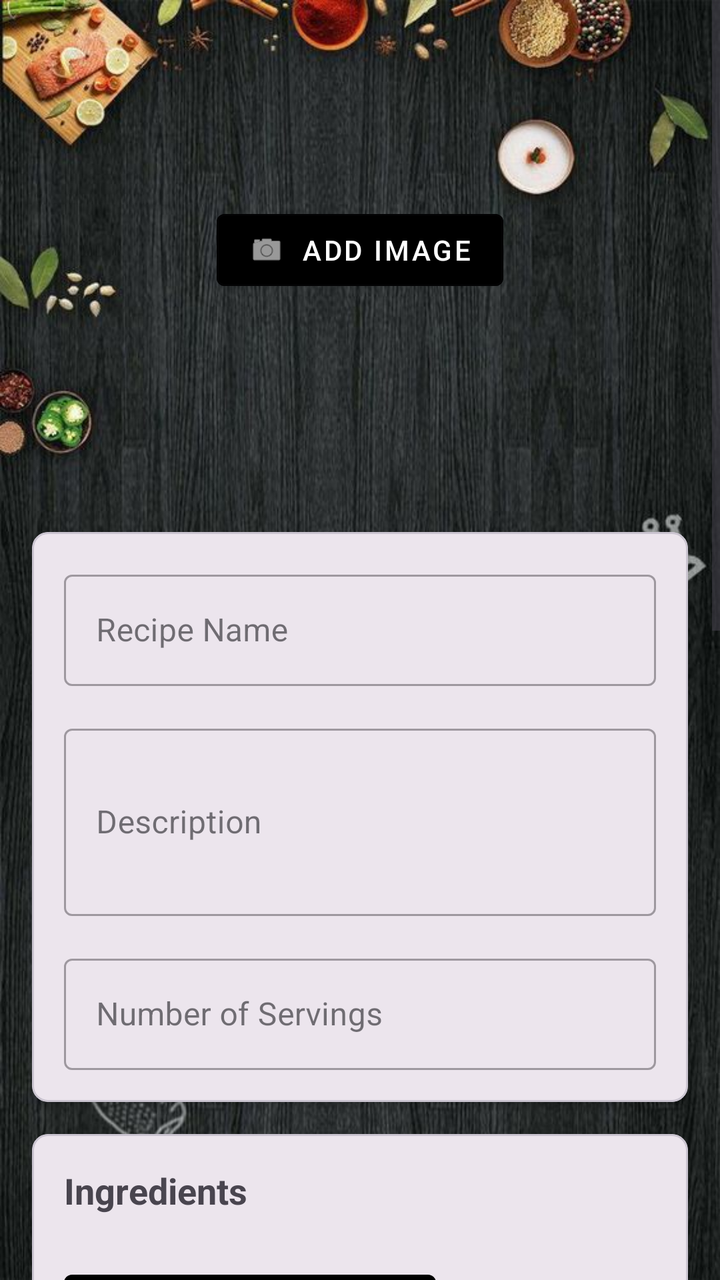
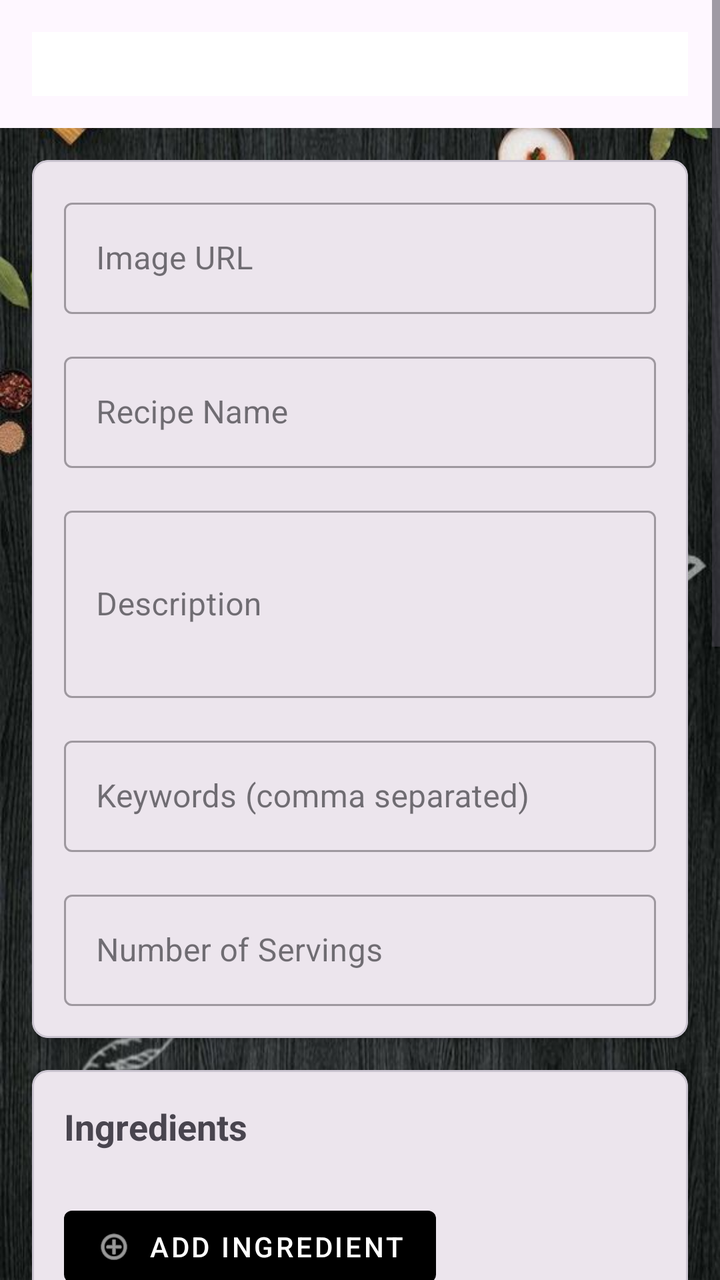

An Android layout rendered at two revisions. The XML below is the earlier revision; the diff shows what the commit changed to produce the second picture.
<!-- AndroidManifest.xml: application theme Theme.RecipesApp -->
<!-- res/layout/fragment_new_recipe.xml -->
<?xml version="1.0" encoding="utf-8"?>
<ScrollView xmlns:android="http://schemas.android.com/apk/res/android"
    xmlns:app="http://schemas.android.com/apk/res-auto"
    android:layout_width="match_parent"
    android:layout_height="match_parent"
    android:background="@drawable/background2">

    <LinearLayout
        android:layout_width="match_parent"
        android:layout_height="wrap_content"
        android:orientation="vertical">

        <FrameLayout
            android:layout_width="match_parent"
            android:layout_height="250dp">

            <ImageView
                android:id="@+id/recipeImageView"
                android:layout_width="match_parent"
                android:layout_height="match_parent"
                android:scaleType="centerCrop" />

            <ProgressBar
                android:id="@+id/imageLoadingProgress"
                android:layout_width="wrap_content"
                android:layout_height="wrap_content"
                android:layout_gravity="center"
                android:visibility="gone" />

            <com.google.android.material.button.MaterialButton
                android:id="@+id/selectImageButton"
                android:layout_width="wrap_content"
                android:layout_height="wrap_content"
                android:layout_gravity="center"
                android:backgroundTint="@android:color/black"
                android:text="Add Image"
                android:textColor="@color/white"
                app:icon="@android:drawable/ic_menu_camera"
                app:iconTint="@color/white"
                app:iconPadding="8dp"
                app:iconGravity="start"
                style="@style/Widget.MaterialComponents.Button.OutlinedButton" />
        </FrameLayout>

        
        <LinearLayout
            android:layout_width="match_parent"
            android:layout_height="wrap_content"
            android:orientation="vertical"
            android:padding="16dp">

            
            <com.google.android.material.card.MaterialCardView
                android:layout_width="match_parent"
                android:layout_height="wrap_content"
                android:layout_marginBottom="16dp"
                app:cardElevation="2dp"
                app:cardCornerRadius="8dp">

                <LinearLayout
                    android:layout_width="match_parent"
                    android:layout_height="wrap_content"
                    android:orientation="vertical"
                    android:padding="16dp">

                    <com.google.android.material.textfield.TextInputLayout
                        android:layout_width="match_parent"
                        android:layout_height="wrap_content"
                        android:layout_marginBottom="16dp"
                        style="@style/Widget.MaterialComponents.TextInputLayout.OutlinedBox"
                        >

                        <com.google.android.material.textfield.TextInputEditText
                            android:id="@+id/recipeNameInput"
                            android:layout_width="match_parent"
                            android:layout_height="wrap_content"
                            android:hint="Recipe Name" />
                    </com.google.android.material.textfield.TextInputLayout>

                    <com.google.android.material.textfield.TextInputLayout
                        android:layout_width="match_parent"
                        android:layout_height="wrap_content"
                        android:layout_marginBottom="16dp"
                        style="@style/Widget.MaterialComponents.TextInputLayout.OutlinedBox"
                        >

                        <com.google.android.material.textfield.TextInputEditText
                            android:id="@+id/recipeDescriptionInput"
                            android:layout_width="match_parent"
                            android:layout_height="wrap_content"
                            android:hint="Description"
                            android:inputType="textMultiLine"
                            android:minLines="3" />
                    </com.google.android.material.textfield.TextInputLayout>

                    <com.google.android.material.textfield.TextInputLayout
                        android:layout_width="match_parent"
                        android:layout_height="wrap_content"
                        style="@style/Widget.MaterialComponents.TextInputLayout.OutlinedBox"
                        >

                        <com.google.android.material.textfield.TextInputEditText
                            android:id="@+id/servingsInput"
                            android:layout_width="match_parent"
                            android:layout_height="wrap_content"
                            android:hint="Number of Servings"
                            android:inputType="number" />
                    </com.google.android.material.textfield.TextInputLayout>
                </LinearLayout>
            </com.google.android.material.card.MaterialCardView>

            
            <com.google.android.material.card.MaterialCardView
                android:layout_width="match_parent"
                android:layout_height="wrap_content"
                android:layout_marginBottom="16dp"
                app:cardElevation="2dp"
                app:cardCornerRadius="8dp">

                <LinearLayout
                    android:layout_width="match_parent"
                    android:layout_height="wrap_content"
                    android:orientation="vertical"
                    android:padding="16dp">

                    <TextView
                        android:layout_width="wrap_content"
                        android:layout_height="wrap_content"
                        android:text="Ingredients"
                        android:textStyle="bold"
                        android:textSize="18sp"
                        android:layout_marginBottom="16dp" />

                    <LinearLayout
                        android:id="@+id/ingredientsContainer"
                        android:layout_width="match_parent"
                        android:layout_height="wrap_content"
                        android:orientation="vertical" />

                    <com.google.android.material.button.MaterialButton
                        android:id="@+id/addIngredientButton"
                        android:layout_width="wrap_content"
                        android:layout_height="wrap_content"
                        android:text="Add Ingredient"
                        android:textColor="@color/white"
                        app:icon="@android:drawable/ic_menu_add"
                        app:iconTint="@color/white"
                        android:layout_marginTop="8dp"
                        style="@style/Widget.MaterialComponents.Button"/>
                </LinearLayout>
            </com.google.android.material.card.MaterialCardView>

            
            <com.google.android.material.card.MaterialCardView
                android:layout_width="match_parent"
                android:layout_height="wrap_content"
                android:layout_marginBottom="16dp"
                app:cardElevation="2dp"
                app:cardCornerRadius="8dp">

                <LinearLayout
                    android:layout_width="match_parent"
                    android:layout_height="wrap_content"
                    android:orientation="vertical"
                    android:padding="16dp">

                    <TextView
                        android:layout_width="wrap_content"
                        android:layout_height="wrap_content"
                        android:text="Instructions"
                        android:textStyle="bold"
                        android:textSize="18sp"
                        android:layout_marginBottom="16dp" />

                    <LinearLayout
                        android:id="@+id/instructionsContainer"
                        android:layout_width="match_parent"
                        android:layout_height="wrap_content"
                        android:orientation="vertical" />

                    <com.google.android.material.button.MaterialButton
                        android:id="@+id/addInstructionButton"
                        android:layout_width="wrap_content"
                        android:layout_height="wrap_content"
                        android:text="Add Instruction"
                        android:textColor="@color/white"
                        app:icon="@android:drawable/ic_menu_add"
                        app:iconTint="@color/white"
                        android:layout_marginTop="8dp"
                        style="@style/Widget.MaterialComponents.Button"/>
                </LinearLayout>
            </com.google.android.material.card.MaterialCardView>

            
            <com.google.android.material.card.MaterialCardView
                android:layout_width="match_parent"
                android:layout_height="wrap_content"
                android:layout_marginBottom="16dp"
                app:cardElevation="2dp"
                app:cardCornerRadius="8dp">

                <LinearLayout
                    android:layout_width="match_parent"
                    android:layout_height="wrap_content"
                    android:orientation="vertical"
                    android:padding="16dp">

                    <TextView
                        android:layout_width="wrap_content"
                        android:layout_height="wrap_content"
                        android:text="Nutrition Information"
                        android:textStyle="bold"
                        android:textSize="18sp"
                        android:layout_marginBottom="16dp" />

                    <com.google.android.material.textfield.TextInputLayout
                        android:layout_width="match_parent"
                        android:layout_height="wrap_content"
                        android:layout_marginBottom="8dp"
                        style="@style/Widget.MaterialComponents.TextInputLayout.OutlinedBox"
                        >

                        <com.google.android.material.textfield.TextInputEditText
                            android:id="@+id/caloriesInput"
                            android:layout_width="match_parent"
                            android:layout_height="wrap_content"
                            android:hint="Calories"
                            android:inputType="number" />
                    </com.google.android.material.textfield.TextInputLayout>

                    
                    <com.google.android.material.textfield.TextInputLayout
                        android:layout_width="match_parent"
                        android:layout_height="wrap_content"
                        android:layout_marginBottom="8dp"
                        style="@style/Widget.MaterialComponents.TextInputLayout.OutlinedBox"
                        >

                        <com.google.android.material.textfield.TextInputEditText
                            android:id="@+id/proteinInput"
                            android:layout_width="match_parent"
                            android:layout_height="wrap_content"
                            android:hint="Protein (g)"
                            android:inputType="number" />
                    </com.google.android.material.textfield.TextInputLayout>

                    
                    <com.google.android.material.textfield.TextInputLayout
                        android:layout_width="match_parent"
                        android:layout_height="wrap_content"
                        android:layout_marginBottom="8dp"
                        style="@style/Widget.MaterialComponents.TextInputLayout.OutlinedBox"
                        >

                        <com.google.android.material.textfield.TextInputEditText
                            android:id="@+id/fatInput"
                            android:layout_width="match_parent"
                            android:layout_height="wrap_content"
                            android:hint="Fat (g)"
                            android:inputType="number" />
                    </com.google.android.material.textfield.TextInputLayout>

                    
                    <com.google.android.material.textfield.TextInputLayout
                        android:layout_width="match_parent"
                        android:layout_height="wrap_content"
                        android:layout_marginBottom="16dp"
                        style="@style/Widget.MaterialComponents.TextInputLayout.OutlinedBox"
                        >

                        <com.google.android.material.textfield.TextInputEditText
                            android:id="@+id/carbsInput"
                            android:layout_width="match_parent"
                            android:layout_height="wrap_content"
                            android:hint="Carbohydrates (g)"
                            android:inputType="number" />
                    </com.google.android.material.textfield.TextInputLayout>
                </LinearLayout>
            </com.google.android.material.card.MaterialCardView>

            <com.google.android.material.button.MaterialButton
                android:id="@+id/saveRecipeButton"
                android:layout_width="match_parent"
                android:layout_height="wrap_content"
                android:text="Save Recipe"
                android:textColor="@color/white"
                android:padding="12dp"
                app:cornerRadius="8dp"
                style="@style/Widget.MaterialComponents.Button"/>
        </LinearLayout>
    </LinearLayout>
</ScrollView>
<!-- resources referenced by this layout -->
<resources>
  <color name="white">#FFFFFFFF</color>
  <!-- drawable background2: png bitmap (drawable, 96645 bytes) -->
  <style name="Theme.RecipesApp" parent="Base.Theme.RecipesApp" />
  <style name="Base.Theme.RecipesApp" parent="Theme.Material3.DayNight.NoActionBar">
          
          <item name="colorPrimary">@color/black</item>
      </style>
  <color name="black">#FF000000</color>
</resources>

<!-- the commit's change to res/layout/fragment_new_recipe.xml (unified diff, before → after) -->
@@ -10,37 +10,44 @@
         android:layout_height="wrap_content"
         android:orientation="vertical">
 
-        <FrameLayout
+        
+        <com.google.android.material.appbar.AppBarLayout
+            android:id="@+id/appBarLayout"
             android:layout_width="match_parent"
-            android:layout_height="250dp">
-
-            <ImageView
-                android:id="@+id/recipeImageView"
-                android:layout_width="match_parent"
-                android:layout_height="match_parent"
-                android:scaleType="centerCrop" />
-
-            <ProgressBar
-                android:id="@+id/imageLoadingProgress"
-                android:layout_width="wrap_content"
-                android:layout_height="wrap_content"
-                android:layout_gravity="center"
-                android:visibility="gone" />
-
-            <com.google.android.material.button.MaterialButton
-                android:id="@+id/selectImageButton"
-                android:layout_width="wrap_content"
-                android:layout_height="wrap_content"
-                android:layout_gravity="center"
-                android:backgroundTint="@android:color/black"
-                android:text="Add Image"
-                android:textColor="@color/white"
-                app:icon="@android:drawable/ic_menu_camera"
-                app:iconTint="@color/white"
-                app:iconPadding="8dp"
-                app:iconGravity="start"
-                style="@style/Widget.MaterialComponents.Button.OutlinedButton" />
-        </FrameLayout>
+            android:layout_height="wrap_content"
+            >
+
+            <androidx.constraintlayout.widget.ConstraintLayout
+                android:layout_width="match_parent"
+                android:layout_height="?attr/actionBarSize"
+                android:padding="16dp">
+
+                <ImageButton
+                    android:id="@+id/backButton"
+                    android:layout_width="wrap_content"
+                    android:layout_height="wrap_content"
+                    android:src="@drawable/ic_arrow_back"
+                    android:background="?attr/selectableItemBackgroundBorderless"
+                    app:layout_constraintStart_toStartOf="parent"
+                    app:layout_constraintTop_toTopOf="parent"
+                    app:layout_constraintBottom_toBottomOf="parent"
+                    android:contentDescription="Back"
+                    app:tint="@color/white" />
+
+                <TextView
+                    android:layout_width="wrap_content"
+                    android:layout_height="wrap_content"
+                    android:text="New Recipe"
+                    android:textColor="@color/white"
+                    android:textSize="20sp"
+                    android:textStyle="bold"
+                    app:layout_constraintStart_toEndOf="@id/backButton"
+                    app:layout_constraintTop_toTopOf="parent"
+                    app:layout_constraintBottom_toBottomOf="parent"
+                    android:layout_marginStart="16dp"/>
+
+            </androidx.constraintlayout.widget.ConstraintLayout>
+        </com.google.android.material.appbar.AppBarLayout>
 
         
         <LinearLayout
@@ -71,6 +78,21 @@
                         >
 
                         <com.google.android.material.textfield.TextInputEditText
+                            android:id="@+id/imageUrlInput"
+                            android:layout_width="match_parent"
+                            android:layout_height="wrap_content"
+                            android:hint="Image URL"
+                            android:inputType="textUri" />
+                    </com.google.android.material.textfield.TextInputLayout>
+
+                    <com.google.android.material.textfield.TextInputLayout
+                        android:layout_width="match_parent"
+                        android:layout_height="wrap_content"
+                        android:layout_marginBottom="16dp"
+                        style="@style/Widget.MaterialComponents.TextInputLayout.OutlinedBox"
+                        >
+
+                        <com.google.android.material.textfield.TextInputEditText
                             android:id="@+id/recipeNameInput"
                             android:layout_width="match_parent"
                             android:layout_height="wrap_content"
@@ -91,6 +113,20 @@
                             android:hint="Description"
                             android:inputType="textMultiLine"
                             android:minLines="3" />
+                    </com.google.android.material.textfield.TextInputLayout>
+
+                    <com.google.android.material.textfield.TextInputLayout
+                        android:layout_width="match_parent"
+                        android:layout_height="wrap_content"
+                        android:layout_marginBottom="16dp"
+                        style="@style/Widget.MaterialComponents.TextInputLayout.OutlinedBox"
+                        >
+
+                        <com.google.android.material.textfield.TextInputEditText
+                            android:id="@+id/keywordsInput"
+                            android:layout_width="match_parent"
+                            android:layout_height="wrap_content"
+                            android:hint="Keywords (comma separated)" />
                     </com.google.android.material.textfield.TextInputLayout>
 
                     <com.google.android.material.textfield.TextInputLayout
@@ -278,15 +314,31 @@
                 </LinearLayout>
             </com.google.android.material.card.MaterialCardView>
 
-            <com.google.android.material.button.MaterialButton
-                android:id="@+id/saveRecipeButton"
-                android:layout_width="match_parent"
-                android:layout_height="wrap_content"
-                android:text="Save Recipe"
-                android:textColor="@color/white"
-                android:padding="12dp"
-                app:cornerRadius="8dp"
-                style="@style/Widget.MaterialComponents.Button"/>
+
+
+            <LinearLayout
+                android:layout_width="match_parent"
+                android:layout_height="wrap_content"
+                android:orientation="vertical"
+                android:gravity="center">
+
+                <ProgressBar
+                    android:id="@+id/progressBar"
+                    android:layout_width="wrap_content"
+                    android:layout_height="wrap_content"
+                    android:visibility="gone"
+                    android:layout_marginBottom="16dp"/>
+
+                <com.google.android.material.button.MaterialButton
+                    android:id="@+id/saveRecipeButton"
+                    android:layout_width="match_parent"
+                    android:layout_height="wrap_content"
+                    android:text="Save Recipe"
+                    android:textColor="@color/white"
+                    android:padding="12dp"
+                    app:cornerRadius="8dp"
+                    style="@style/Widget.MaterialComponents.Button"/>
+            </LinearLayout>
         </LinearLayout>
     </LinearLayout>
 </ScrollView>
<!-- resource entries referenced after the edit -->
@@ -2,6 +2,7 @@
 <resources>
   <color name="white">#FFFFFFFF</color>
   <!-- drawable background2: png bitmap (drawable, 96645 bytes) -->
+  <!-- drawable ic_arrow_back: png bitmap (drawable, 7401 bytes) -->
   <style name="Theme.RecipesApp" parent="Base.Theme.RecipesApp" />
   <style name="Base.Theme.RecipesApp" parent="Theme.Material3.DayNight.NoActionBar">
           
